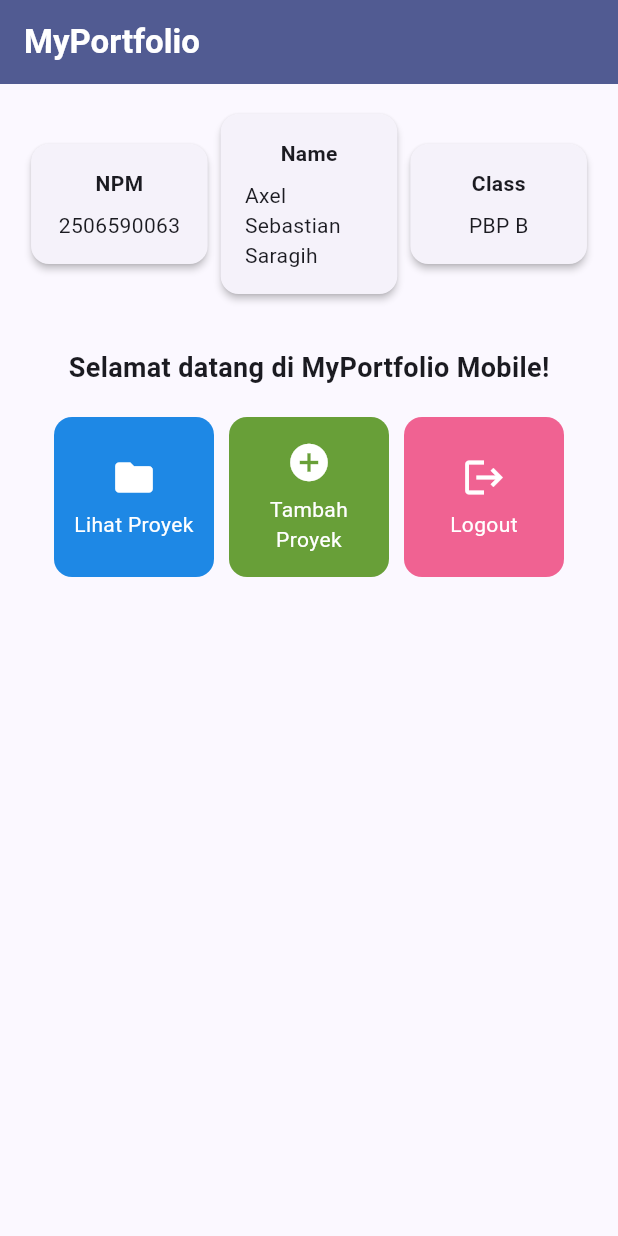
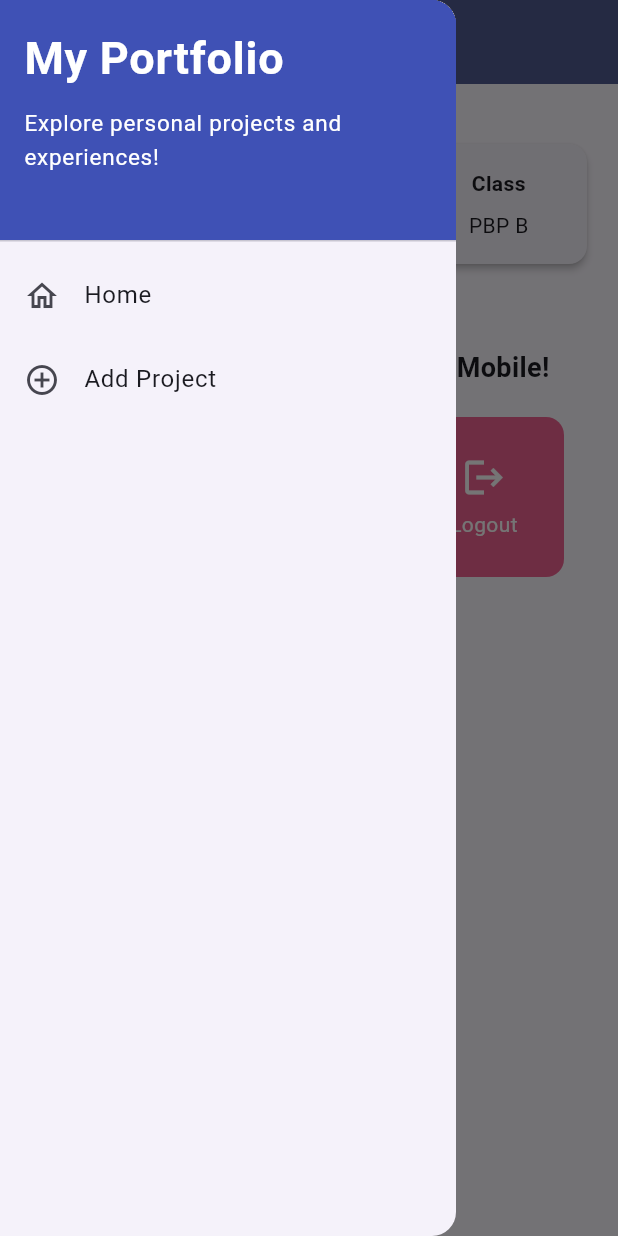
Before and after one commit to axelscreenshot/myportofolio_mobile, a Flutter app: the screen it shows after launch, with the side drawer open (before the commit the screen has no drawer), on a phone screen of 412 x 824 dp. Run offline on Flutter 3.47's test engine with Material 3 defaults, Android fonts, the phone set to English and light mode, and no system bars; our stand-ins replace material_ui.

Commit message:
Tutorial 09: Flutter Navigation, Layouts, Forms, and Input Elements

```diff
--- a/lib/main.dart
+++ b/lib/main.dart
@@ -1,5 +1,5 @@
-import 'package:flutter/material.dart';
-import 'package:myportofolio_mobile/menu.dart';
+import 'package:material_ui/material_ui.dart';
+import 'package:myportofolio_mobile/screens/menu.dart';
 
 
 void main() {
--- a/lib/menu.dart
+++ b/lib/screens/menu.dart
@@ -1,4 +1,6 @@
-import 'package:flutter/material.dart';
+import 'package:material_ui/material_ui.dart';
+import 'package:myportofolio_mobile/widgets/left_drawer.dart';
+import 'package:myportofolio_mobile/widgets/project_card.dart';
 
 
 class MyHomePage extends StatelessWidget {
@@ -28,7 +30,9 @@ class MyHomePage extends StatelessWidget {
           ),
         ),
         backgroundColor: Theme.of(context).colorScheme.primary,
+        iconTheme: const IconThemeData(color: Colors.white)
       ),
+      drawer: const LeftDrawer(),
       // Body halaman utama dengan padding di sekelilingnya.
       body: Padding(
         padding: const EdgeInsets.all(16.0),
@@ -124,50 +128,3 @@ class ItemHomepage {
 
   ItemHomepage(this.name, this.icon, this.colorBg);
 }
-
-class ItemCard extends StatelessWidget {
-  final ItemHomepage item;
-
-  const ItemCard(this.item, {super.key});
-
-  @override
-  Widget build(BuildContext context) {
-    return Material(
-      // Setiap tombol memiliki warna yang unik dan kontras satu sama lain
-      color: item.colorBg,
-      borderRadius: BorderRadius.circular(12),
-      child: InkWell(
-        // Aksi ketika kartu ditekan oleh pengguna.
-        onTap: () {
-          // Menampilkan SnackBar dengan pesan interaktif.
-          ScaffoldMessenger.of(context)
-            ..hideCurrentSnackBar()
-            ..showSnackBar(
-              SnackBar(content: Text("Kamu telah menekan tombol ${item.name}!"))
-            );
-        },
-        child: Container(
-          padding: const EdgeInsets.all(8),
-          child: Center(
-            child: Column(
-              mainAxisAlignment: MainAxisAlignment.center,
-              children: [
-                Icon(
-                  item.icon,
-                  color: Colors.white,
-                  size: 30.0,
-                ),
-                const Padding(padding: EdgeInsets.all(3)),
-                Text(
-                  item.name,
-                  textAlign: TextAlign.center,
-                  style: const TextStyle(color: Colors.white),
-                ),
-              ],
-            ),
-          ),
-        ),
-      ),
-    );
-  }
-}
--- /dev/null
+++ b/lib/widgets/left_drawer.dart
@@ -0,0 +1,73 @@
+import 'package:material_ui/material_ui.dart';
+import 'package:myportofolio_mobile/screens/menu.dart';
+import 'package:myportofolio_mobile/screens/project_form.dart';
+
+
+class LeftDrawer extends StatelessWidget {
+  const LeftDrawer({super.key});
+
+  @override
+  Widget build(BuildContext context) {
+    return Drawer(
+      child: ListView(
+        children: [
+          const DrawerHeader(
+            // Bagian drawer header
+            decoration: BoxDecoration(
+              color: Colors.indigo,
+            ),
+            child: Column(
+              crossAxisAlignment: CrossAxisAlignment.start,
+              children: [
+                Text(
+                  'My Portfolio',
+                  style: TextStyle(
+                    fontSize: 30,
+                    fontWeight: FontWeight.bold,
+                    color: Colors.white,
+                  ),
+                ),
+                SizedBox(height: 10),
+                Text(
+                  'Explore personal projects and experiences!',
+                  style: TextStyle(
+                    fontSize: 15,
+                    color: Colors.white,
+                  ),
+                ),
+              ],
+            ),
+          ),
+          // Bagian routing
+          ListTile(
+            leading: const Icon(Icons.home_outlined),
+            title: const Text('Home'),
+            // Navigasi ke halaman utama portofolio
+            onTap: () {
+              Navigator.pushReplacement(
+                context,
+                MaterialPageRoute(
+                  builder: (context) => MyHomePage(),
+                ),
+              );
+            },
+          ),
+          ListTile(
+            leading: const Icon(Icons.add_circle_outline),
+            title: const Text('Add Project'),
+            // Navigasi ke halaman tambah proyek
+            onTap: () {
+              // Routing ke halaman ProjectFormPage
+              Navigator.pushReplacement(
+                context,
+                MaterialPageRoute(
+                  builder: (context) => ProjectFormPage(),
+                ),
+              );
+            },
+          ),
+        ],
+      ),
+    );
+  }
+}
--- /dev/null
+++ b/lib/widgets/project_card.dart
@@ -0,0 +1,64 @@
+import 'package:material_ui/material_ui.dart';
+import 'package:myportofolio_mobile/screens/menu.dart';
+import 'package:myportofolio_mobile/screens/project_form.dart';
+
+
+class ItemCard extends StatelessWidget {
+  final ItemHomepage item;
+
+  const ItemCard(this.item, {super.key});
+
+  @override
+  Widget build(BuildContext context) {
+    return Material(
+      // Setiap tombol memiliki warna yang unik dan kontras satu sama lain
+      color: item.colorBg,
+      borderRadius: BorderRadius.circular(12),
+      child: InkWell(
+        // Aksi ketika kartu ditekan oleh pengguna.
+        onTap: () {
+          // Memunculkan SnackBar ketika diklik.
+          ScaffoldMessenger.of(context)
+            ..hideCurrentSnackBar()
+            ..showSnackBar(
+              SnackBar(
+                content: Text("Kamu telah menekan tombol ${item.name}!"),
+              ),
+            );
+
+            // Navigate ke halaman yang sesuai
+            if (item.name == "Tambah Proyek") {
+              // Gunakan Navigator.push() untuk melakukan navigasi ke MaterialPageRoute yang mencakup ProjectFormPage
+              Navigator.push(
+                context,
+                MaterialPageRoute(
+                  builder: (context) => ProjectFormPage(),
+                ),
+              );
+            }
+        },
+        child: Container(
+          padding: const EdgeInsets.all(8),
+          child: Center(
+            child: Column(
+              mainAxisAlignment: MainAxisAlignment.center,
+              children: [
+                Icon(
+                  item.icon,
+                  color: Colors.white,
+                  size: 30.0,
+                ),
+                const Padding(padding: EdgeInsets.all(3)),
+                Text(
+                  item.name,
+                  textAlign: TextAlign.center,
+                  style: const TextStyle(color: Colors.white),
+                ),
+              ],
+            ),
+          ),
+        ),
+      ),
+    );
+  }
+}
--- a/pubspec.yaml
+++ b/pubspec.yaml
@@ -34,6 +34,7 @@ dependencies:
   # The following adds the Cupertino Icons font to your application.
   # Use with the CupertinoIcons class for iOS style icons.
   cupertino_icons: ^1.0.8
+  material_ui: ^1.11.0
 
 dev_dependencies:
   flutter_test:
```
Also changed, not shown: lib/screens/project_form.dart (added, +218 -0 lines), pubspec.lock, 1 other file.
